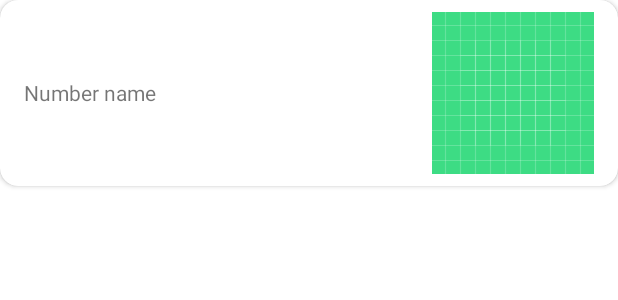
After one commit to krystian-rymon-lipinski/android-test-exercise, an Android app: the layout adapter_number_info.xml on its own in the app's theme, with its tools: preview values and no code run, on a phone screen of 412 x 824 dp. The commit adds this screen. Shown: the top 300 px of the screen. Run offline under Robolectric (Android 15) with nearby library versions, the phone set to English and light mode, and no system bars.

Commit message:
Add recycler view for the list of numbers

```diff
--- /dev/null
+++ b/app/src/main/res/layout/adapter_number_info.xml
@@ -0,0 +1,33 @@
+<?xml version="1.0" encoding="utf-8"?>
+<androidx.cardview.widget.CardView xmlns:android="http://schemas.android.com/apk/res/android"
+    xmlns:app="http://schemas.android.com/apk/res-auto"
+    android:layout_width="match_parent"
+    android:layout_height="wrap_content"
+    xmlns:tools="http://schemas.android.com/tools"
+    app:cardCornerRadius="12dp">
+
+    <RelativeLayout
+        android:layout_width="match_parent"
+        android:layout_height="match_parent"
+        android:layout_marginHorizontal="16dp"
+        android:layout_marginVertical="8dp"
+        android:gravity="center_vertical"
+        tools:ignore="UseCompoundDrawables">
+
+        <TextView
+            android:layout_width="wrap_content"
+            android:layout_height="wrap_content"
+            android:layout_centerVertical="true"
+            tools:text="Number name" />
+
+        <ImageView
+            android:layout_width="wrap_content"
+            android:layout_height="wrap_content"
+            android:layout_alignParentEnd="true"
+            android:layout_alignParentRight="true"
+            tools:src="@drawable/ic_launcher_background"
+            android:contentDescription="@string/content_desc_number_image" />
+
+    </RelativeLayout>
+
+</androidx.cardview.widget.CardView>
--- a/app/src/main/res/layout/fragment_list.xml
+++ b/app/src/main/res/layout/fragment_list.xml
@@ -1,6 +1,7 @@
 <?xml version="1.0" encoding="utf-8"?>
-<LinearLayout xmlns:android="http://schemas.android.com/apk/res/android"
+<androidx.recyclerview.widget.RecyclerView xmlns:android="http://schemas.android.com/apk/res/android"
+    android:id="@+id/rv_numbers_info"
     android:layout_width="match_parent"
     android:layout_height="match_parent">
 
-</LinearLayout>
+</androidx.recyclerview.widget.RecyclerView>
--- a/app/src/main/res/values/strings.xml
+++ b/app/src/main/res/values/strings.xml
@@ -1,3 +1,4 @@
 <resources>
     <string name="app_name">Test Exercise</string>
+    <string name="content_desc_number_image">Number image</string>
 </resources>
```
Also changed, not shown: app/src/main/java/com/krystianrymonlipinski/testexercise/NumberInfoAdapter.kt (added, +35 -0 lines), app/src/main/java/com/krystianrymonlipinski/testexercise/fragments/ListFragment.kt (+22 -3 lines).
